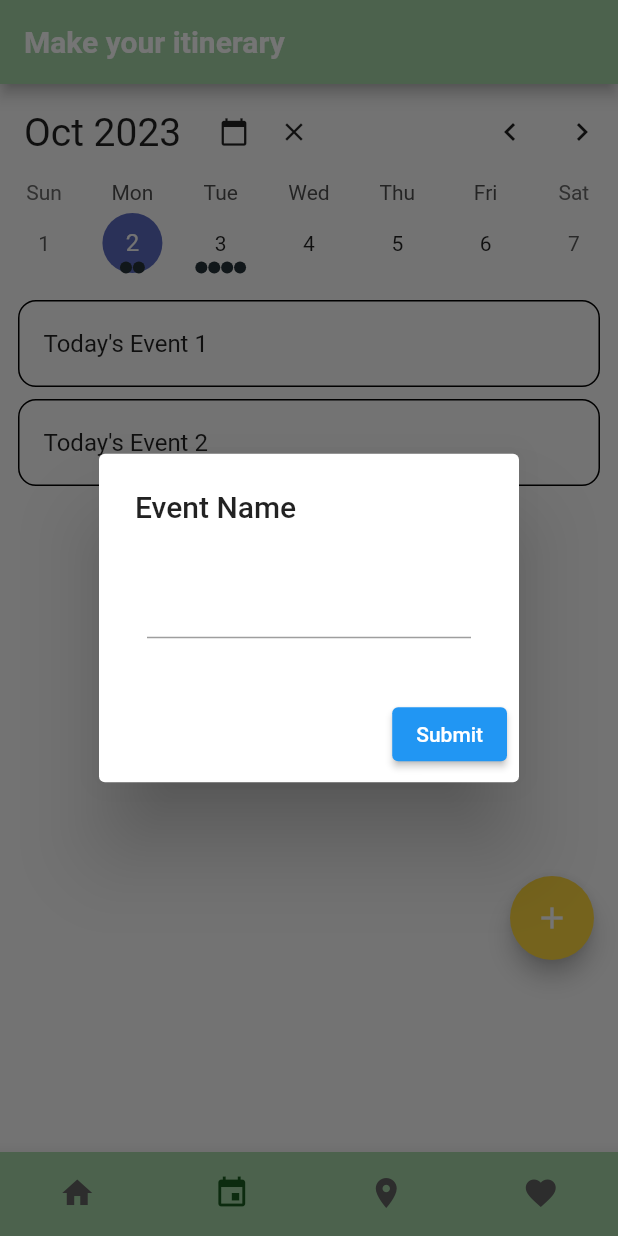
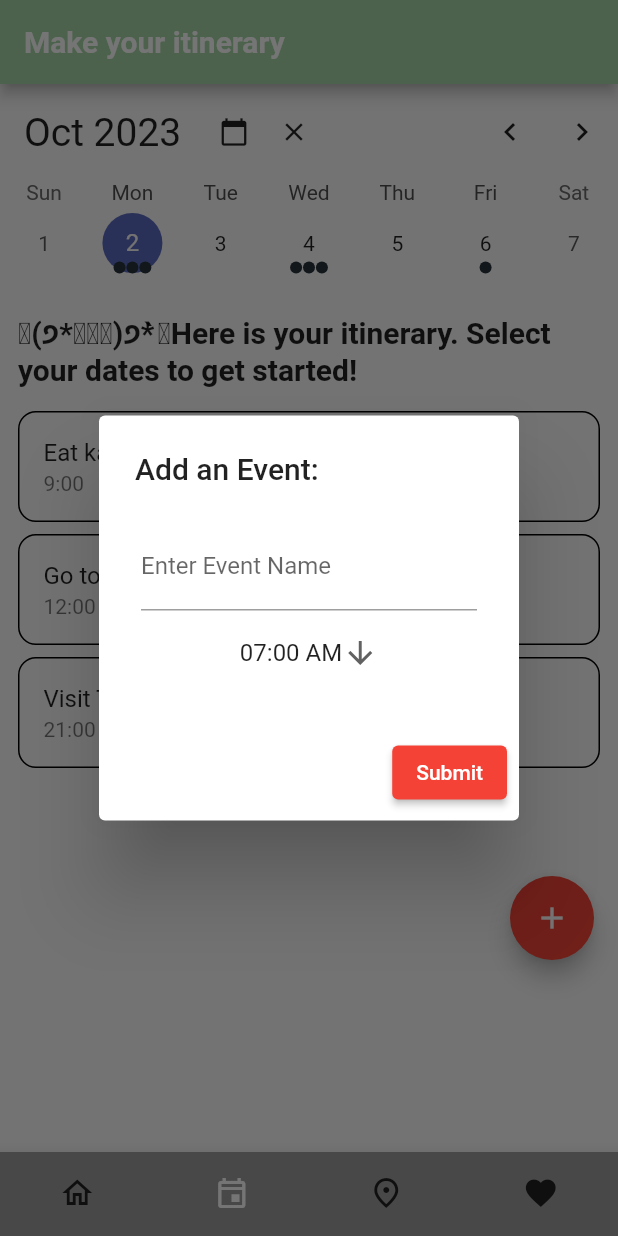
Before and after one commit to sthang04/Team-ikigai-Google-Ignite, a Flutter app: the screen it shows after launch, item 2 of the bottom bar chosen, after a tap on the "add" icon, on a phone screen of 412 x 824 dp. Run offline on Flutter 3.47's test engine with Material 2 defaults, Android fonts, the light colour scheme and no system bars; drawn by our look-alikes of table_calendar; Roboto replaces fonts that are missing (Arial).

Commit message:
adding event dialog displays

```diff
--- a/lib/pages/calendar/calendar_widget.dart
+++ b/lib/pages/calendar/calendar_widget.dart
@@ -25,6 +25,8 @@ class _CalendarWidgetState extends State<CalendarWidget> {
     equals: isSameDay,
     hashCode: getHashCode,
   );
+  static const List<String> timeList = <String>['07:00 AM', '08:00 AM','09:00 AM', '10:00 AM','11:00 AM', '12:00 PM','01:00 PM', '02:00 PM','03:00 PM','04:00 PM', '05:00 PM','06:00 PM','07:00 PM', '08:00 PM','09:00'];
+  String dropdownValue = timeList.first;
 
   late PageController _pageController;
   TextEditingController _eventController = TextEditingController();
@@ -40,6 +42,7 @@ class _CalendarWidgetState extends State<CalendarWidget> {
   void dispose() {
     _focusedDayNotifier.dispose();
     _selectedEvents.dispose();
+    _eventController.dispose();
     super.dispose();
   }
 
@@ -93,9 +96,9 @@ class _CalendarWidgetState extends State<CalendarWidget> {
     }
   }
 
+
   bool get canClearSelection =>
       _selectedDays.isNotEmpty || _rangeStart != null || _rangeEnd != null;
-
   @override
   Widget build(BuildContext context) {
     return Scaffold(
@@ -104,25 +107,67 @@ class _CalendarWidgetState extends State<CalendarWidget> {
           showDialog(
             context: context,
             builder: (context){
-              return AlertDialog(
+              return StatefulBuilder(
+                builder: (BuildContext context, StateSetter setState) {
+                return AlertDialog(
                 scrollable: true,
-                title: Text ("Event Name"),
-                content: Padding(
-                  padding: EdgeInsets.all(8),
+                title: Text ("Add an Event:"),
+                content: Column(
+
+                  children:[Padding(
+                  padding: EdgeInsets.all(4),
                   child: TextField(
                     controller: _eventController,
+                    decoration:InputDecoration(labelText:'Enter Event Name'),
                   ),
+                ),
+                DropdownButton<String>(
+                  value:dropdownValue,
+                  icon: const Icon(Icons.arrow_downward),
+                  underline: Container(
+                    color:Colors.green,
                   ),
+                  onChanged: (String? value){
+                    setState((){
+                      dropdownValue=value!;
+                    });
+                  },
+                  items:timeList.map<DropdownMenuItem<String>>((String value){
+                    return DropdownMenuItem<String>(
+                      value: value,
+                      child:Text(value),
+                    );
+                  }).toList(),
+                  )
+                ],),
                   actions:[
-                    ElevatedButton(onPressed:(){},
+                    ElevatedButton(
+                      onPressed:(){
+                        if (_eventController.text.isEmpty){
+                          dropdownValue = timeList.first;
+                          Navigator.pop(context);
+                          return;
+                        }
+                        else{
+                          Navigator.pop(context);
+                          dropdownValue = timeList.first;
+                          _eventController.clear();
+                        }
+                      },
                       child: Text("Submit"),
-                    )
+                      style: ElevatedButton.styleFrom(
+                        backgroundColor: Colors.red,
+                      ),
+                    ),
                   ],
                 );
+                }
+                );
+
             });
         },
         child: Icon(Icons.add,),
-        backgroundColor: Colors.amberAccent,
+        backgroundColor: Colors.red,
       ),
       body: Column(
         children: [
@@ -173,13 +218,17 @@ class _CalendarWidgetState extends State<CalendarWidget> {
             onRangeSelected: _onRangeSelected,
             onCalendarCreated: (controller) => _pageController = controller,
             onPageChanged: (focusedDay) => _focusedDayNotifier.value = focusedDay,
-            onFormatChanged: (format) {
-              if (_calendarFormat != format) {
-                setState(() => _calendarFormat = format);
-              }
-            },
           ),
           const SizedBox(height: 8.0),
+          Container(
+            padding: EdgeInsets.all(12),
+            child: Text(
+              _rangeStart != null && _rangeEnd != null
+                ? 'ଘ(੭*ˊᵕˋ)੭* ̀ˋYour itinerary for the ${_rangeStart?.day}/${_rangeStart?.month} to the ${_rangeEnd?.day}/${_rangeEnd?.month}'
+                : 'ଘ(੭*ˊᵕˋ)੭* ̀ˋHere is your itinerary. Select your dates to get started!',
+                style: TextStyle(fontWeight: FontWeight.w600, fontSize: 20),
+            ),
+          ),
           Expanded(
             child: ValueListenableBuilder<List<Event>>(
               valueListenable: _selectedEvents,
@@ -187,6 +236,7 @@ class _CalendarWidgetState extends State<CalendarWidget> {
                 return ListView.builder(
                   itemCount: value.length,
                   itemBuilder: (context, index) {
+                    final event = value[index];
                     return Container(
                       margin: const EdgeInsets.symmetric(
                         horizontal: 12.0,
@@ -197,12 +247,14 @@ class _CalendarWidgetState extends State<CalendarWidget> {
                         borderRadius: BorderRadius.circular(12.0),
                       ),
                       child: ListTile(
-                        onTap: () => print('${value[index]}'),
-                        title: Text('${value[index]}'),
+                        onTap: () => print('${event.title} - ${event.time}'),
+                        title: Text('${event.title}'),
+                        subtitle: Text('${event.time}'), // Add this line
                       ),
                     );
                   },
                 );
+
               },
             ),
           ),
--- a/lib/pages/calendar/utils.dart
+++ b/lib/pages/calendar/utils.dart
@@ -5,8 +5,9 @@ import 'package:table_calendar/table_calendar.dart';
 /// Example event class.
 class Event {
   final String title;
+  final String time;
 
-  const Event(this.title);
+  const Event(this.title, this.time);
 
   @override
   String toString() => title;
@@ -19,7 +20,7 @@ final kEvents = LinkedHashMap<DateTime, List<Event>>(
   equals: isSameDay,
   hashCode: getHashCode,
 )..addAll(_kEventSource);
-
+/*
 final _kEventSource = Map.fromIterable(List.generate(50, (index) => index),
     key: (item) => DateTime.utc(kFirstDay.year, kFirstDay.month, item * 5),
     value: (item) => List.generate(
@@ -30,7 +31,18 @@ final _kEventSource = Map.fromIterable(List.generate(50, (index) => index),
       Event('Today\'s Event 2'),
     ],
   });
-
+*/
+final _kEventSource = Map.fromIterable(List.generate(50, (index) => index),
+    key: (item) => DateTime.utc(kFirstDay.year, kFirstDay.month, item * 2),
+    value: (item) => List.generate(
+        item % 3 + 1, (index) => Event('Event $item | ${index + 1}','1${index+4}:00')))
+  ..addAll({
+    kToday: [
+      Event('Eat kaya toast','9:00'),
+      Event('Go to uni','12:00'),
+      Event('Visit Tiong Bahru Food centre','21:00'),
+    ],
+  });
 int getHashCode(DateTime key) {
   return key.day * 1000000 + key.month * 10000 + key.year;
 }
@@ -45,5 +57,5 @@ List<DateTime> daysInRange(DateTime first, DateTime last) {
 }
 
 final kToday = DateTime.now();
-final kFirstDay = DateTime(kToday.year, kToday.month - 3, kToday.day);
+final kFirstDay = DateTime(kToday.year, kToday.month - 1, kToday.day);
 final kLastDay = DateTime(kToday.year, kToday.month + 3, kToday.day);
--- a/lib/pages/home.dart
+++ b/lib/pages/home.dart
@@ -78,7 +78,7 @@ class HomePage extends StatelessWidget {
                 },
                 child: Text('START YOUR ITINERARY'),
                 style: ElevatedButton.styleFrom(
-                  primary: Colors.amberAccent,
+                  primary: Colors.red,
                   shape: RoundedRectangleBorder(
                     borderRadius: BorderRadius.circular(15),
                   ),
--- a/lib/pages/top.dart
+++ b/lib/pages/top.dart
@@ -19,15 +19,15 @@ class _TopPageState extends State<TopPage>{
       ),
       bottomNavigationBar: BottomNavigationBar(
         type: BottomNavigationBarType.fixed,
-        backgroundColor: Color(0xFFA5D6A7),
+        backgroundColor: Colors.grey,
         //comment out if you think styling looks better with icon name included underneath
         showSelectedLabels: false,
         showUnselectedLabels: false,
         items: [
-          BottomNavigationBarItem(icon: Icon(Icons.home, color: currentIndex == 0 ? Colors.green[900] : Colors.grey[700],),label:'Home'),
-          BottomNavigationBarItem(icon: Icon(Icons.event, color: currentIndex == 1 ? Colors.green[900] : Colors.grey[700],),label:'Itinerary'),
-          BottomNavigationBarItem(icon: Icon(Icons.place, color: currentIndex == 2 ? Colors.green[900] : Colors.grey[700],),label:'Map'),
-          BottomNavigationBarItem(icon: Icon(Icons.favorite, color: currentIndex == 3 ? Colors.green[900] : Colors.grey[700],),label:'Favourites'),
+          BottomNavigationBarItem(icon: Icon(Icons.home_outlined, color: currentIndex == 0 ? Colors.white : Colors.grey[900],),label:'Home'),
+          BottomNavigationBarItem(icon: Icon(Icons.event_outlined, color: currentIndex == 1 ? Colors.white : Colors.grey[900],),label:'Itinerary'),
+          BottomNavigationBarItem(icon: Icon(Icons.place_outlined, color: currentIndex == 2 ? Colors.white : Colors.grey[900],),label:'Map'),
+          BottomNavigationBarItem(icon: Icon(Icons.favorite_outlined, color: currentIndex == 3 ? Colors.white : Colors.grey[900],),label:'Favourites'),
         ],
         currentIndex: currentIndex,
         onTap:(index){
```
